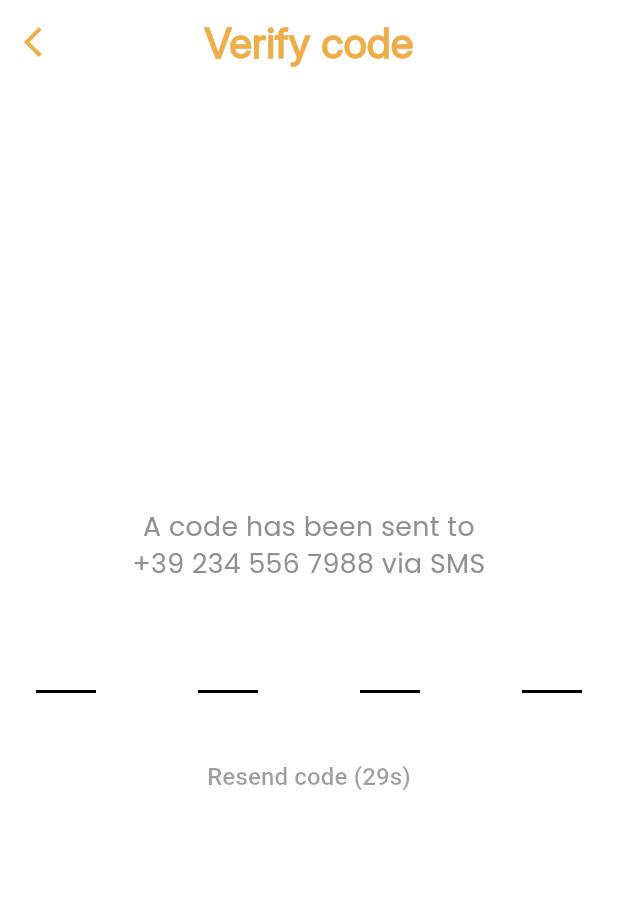
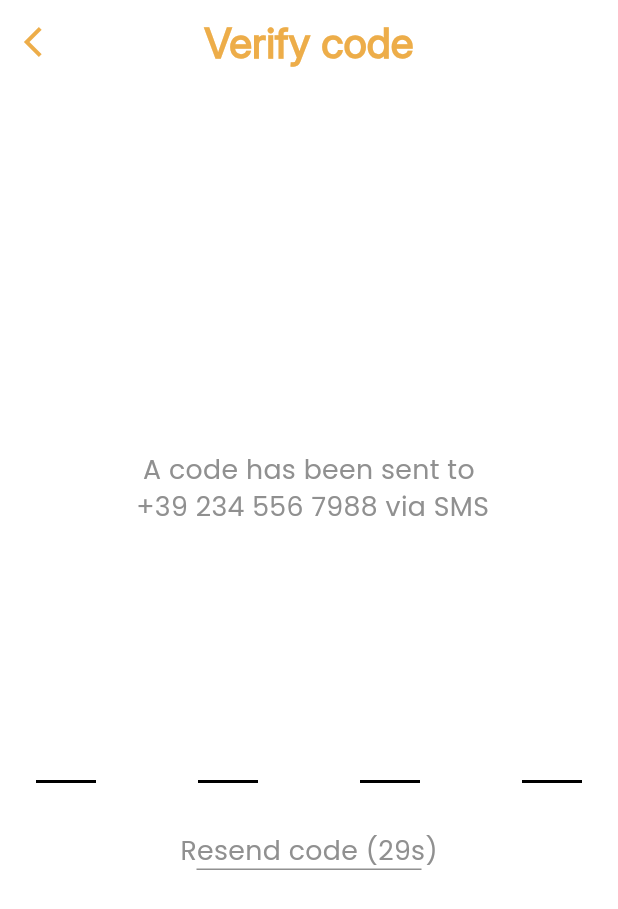
Before and after one commit to ahmedelshahed21/Ultra, a Flutter app: the OTPVerificationView screen opened by its route, on a phone screen of 412 x 824 dp. Shown: the top 909 px of the screen. Run offline on Flutter 3.47's test engine with Material 3 defaults, Android fonts, the light colour scheme and no system bars; drawn by our look-alikes of pin_code_fields; our stand-ins replace dio, easy_localization, flutter_bloc, flutter_secure_storage, flutter_svg, get_it and 3 more; missing offline and left inert: data_connection_checker_tv; accounts and stored records are empty.

Commit message:
feat(auth): add OTPVerificationView and VerificationSuccessView
- Implemented OTPVerificationView with input validation.
- Added VerificationSuccessView with UI components.

```diff
--- a/lib/core/constants/app_colors.dart
+++ b/lib/core/constants/app_colors.dart
@@ -7,13 +7,13 @@ abstract class AppColors {
   static Color pureWhiteColor = const Color(0xffFFFFFF);
   static Color offWhiteColor = const Color(0xffE4E4E4);
   static Color greyColor = const Color(0xff909090);
-
+  static Color lightBlack = const Color(0xff5A5A5A);
 
   static Color pureBlackColor = const Color(0xff000000);
   static Color offBlackColor = const Color(0xff302B29);
   static Color greenColor = const Color(0xff15BC83);
   static Color lightGrey = const Color(0xffC8C8C8);
-  static Color lightBlack = const Color(0xff4D5454);
+
   static Color lightPink=const Color(0xffFEF4EF);
 
 
--- a/lib/core/routes/app_router.dart
+++ b/lib/core/routes/app_router.dart
@@ -1,17 +1,23 @@
 import 'package:ultra_app/features/auth/presentation/views/auth_view.dart';
 import 'package:ultra_app/features/auth/presentation/views/otp_verification_view.dart';
+import 'package:ultra_app/features/auth/presentation/views/verification_success_view.dart';
 import 'package:ultra_app/features/splash/presentation/views/splash_view.dart';
 import 'package:go_router/go_router.dart';
 
 abstract class AppRouter {
   static const signInView = '/signInView';
   static const otpVerificationView = '/otpVerificationView';
-
+  static const verificationSuccessView = '/verificationSuccessView';
 
   static final router = GoRouter(
       routes: [
     GoRoute(path: '/', builder: (context, state) => const SplashView()),
     GoRoute(path: signInView, builder: (context, state) => const AuthView()),
-    GoRoute(path: otpVerificationView, builder: (context, state) => OTPVerificationView()),
+    GoRoute(
+        path: otpVerificationView,
+        builder: (context, state) => OTPVerificationView()),
+    GoRoute(
+        path: verificationSuccessView,
+        builder: (context, state) => VerificationSuccessView()),
   ]);
 }
--- a/lib/features/auth/presentation/views/otp_verification_view.dart
+++ b/lib/features/auth/presentation/views/otp_verification_view.dart
@@ -2,10 +2,12 @@ import 'package:flutter/material.dart';
 import 'package:pin_code_fields/pin_code_fields.dart';
 import 'package:ultra_app/core/constants/app_colors.dart';
 import 'package:ultra_app/core/constants/app_styles.dart';
+import 'package:ultra_app/core/functions/navigation.dart';
+import 'package:ultra_app/core/routes/app_router.dart';
 import 'dart:async';
-
 import 'package:ultra_app/core/widgets/back_icon_button.dart';
 import 'package:ultra_app/core/widgets/spacing.dart';
+
 
 class OTPVerificationView extends StatefulWidget {
   const OTPVerificationView({super.key});
@@ -68,12 +70,13 @@ class _OTPVerificationViewState extends State<OTPVerificationView> {
         child: Column(
           mainAxisAlignment: MainAxisAlignment.center,
           children: [
+            Spacer(flex: 2,),
             Text(
-              "A code has been sent to\n+39 234 556 7988 via SMS",
+              "A code has been sent to \n +39 234 556 7988 via SMS",
               textAlign: TextAlign.center,
               style: AppStyles.styleRegular16(context).copyWith(color:AppColors.greyColor ),
             ),
-            VerticalSpace(24),
+            Spacer(),
             PinCodeTextField(
               appContext: context,
               length: 4,
@@ -91,18 +94,37 @@ class _OTPVerificationViewState extends State<OTPVerificationView> {
                 selectedColor: Colors.orange,
               ),
               onChanged: (value) {},
+              onCompleted: (value) {
+                if (value.length == 4) {
+                  customPushReplacement(context, AppRouter.verificationSuccessView);
+                }
+              },
+
             ),
-            SizedBox(height: 16),
-            TextButton(
-              onPressed: _isResendEnabled ? _startTimer : null,
-              child: Text(
-                _isResendEnabled ? "Resend code" : "Resend code (${_counter}s)",
-                style: TextStyle(
-                  fontSize: 16,
-                  color: _isResendEnabled ? Colors.orange : Colors.black38,
-                ),
+            VerticalSpace(16),
+            InkWell(
+              onTap: _isResendEnabled ? _startTimer : null,
+              child: Column(
+                children: [
+                  Text(
+                    _isResendEnabled ? "Resend code" : "Resend code (${_counter}s)",
+                    style: AppStyles.styleRegular16(context).copyWith(
+                      color: AppColors.greyColor,
+                      // decoration: TextDecoration.underline,
+                      // decorationColor: AppColors.greyColor,
+                    ),
+                  ),
+                  Container(
+                    width:_isResendEnabled ? 100:150,
+                    height: 1,
+                    decoration: BoxDecoration(
+                      color: AppColors.greyColor,
+                    ),
+                  )
+                ],
               ),
             ),
+            Spacer(flex: 2),
           ],
         ),
       ),
--- a/lib/features/auth/presentation/widgets/sign_in_form.dart
+++ b/lib/features/auth/presentation/widgets/sign_in_form.dart
@@ -1,4 +1,5 @@
 import 'package:flutter/material.dart';
+import 'package:ultra_app/core/constants/app_colors.dart';
 import 'package:ultra_app/core/widgets/custom_buttons.dart';
 import 'package:ultra_app/core/widgets/custom_text_form_field.dart';
 import 'package:ultra_app/core/widgets/spacing.dart';
@@ -23,6 +24,7 @@ class SignInForm extends StatelessWidget {
         VerticalSpace(16),
         DefaultButton(
             text: 'Sign In',
+            shadowColor: AppColors.pureBlackColor,
             onPressed: (){
 
             }),
--- a/lib/features/auth/presentation/widgets/sign_up_form.dart
+++ b/lib/features/auth/presentation/widgets/sign_up_form.dart
@@ -1,4 +1,5 @@
 import 'package:flutter/material.dart';
+import 'package:ultra_app/core/constants/app_colors.dart';
 import 'package:ultra_app/core/functions/navigation.dart';
 import 'package:ultra_app/core/routes/app_router.dart';
 import 'package:ultra_app/core/widgets/custom_buttons.dart';
@@ -32,6 +33,7 @@ class SignUpForm extends StatelessWidget {
         VerticalSpace(16),
         DefaultButton(
             text: 'Sign Up',
+            shadowColor: AppColors.pureBlackColor,
             onPressed: (){
               customPush(context, AppRouter.otpVerificationView);
             }),
```
Also changed, not shown: lib/core/widgets/custom_buttons.dart (+41 -37 lines), lib/features/auth/presentation/views/verification_success_view.dart (added, +46 -0 lines), assets/images/success.svg (added).
